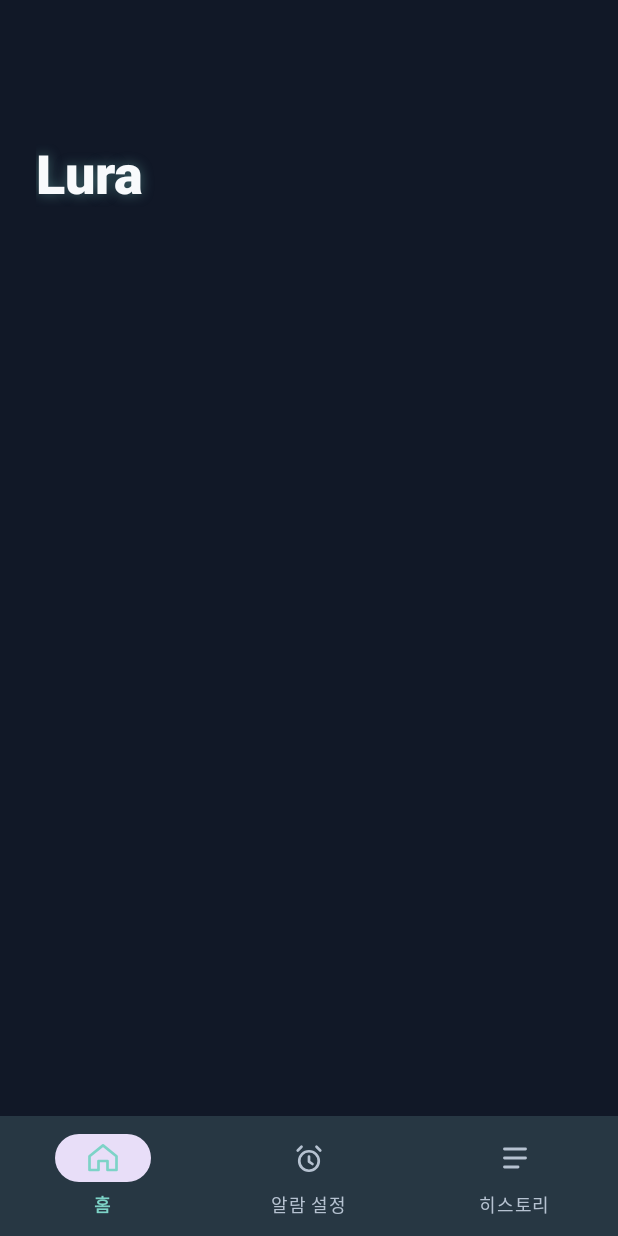
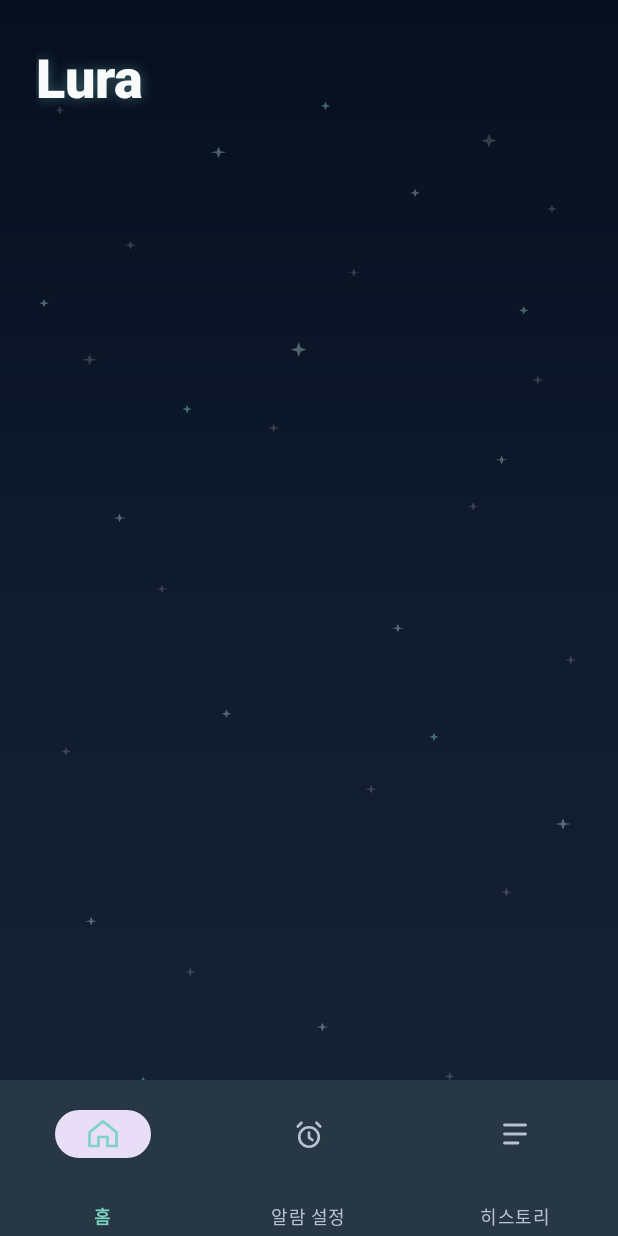
Before and after one commit to won1203/Lura, an Android app: the screen it shows after launch (MainActivity), on a phone screen of 412 x 824 dp. Run offline under Robolectric (Android 15) with nearby library versions, the light colour scheme and no system bars.

Commit message:
메인화면 UI 수정

```diff
--- a/app/src/main/java/com/example/lura/MainActivity.kt
+++ b/app/src/main/java/com/example/lura/MainActivity.kt
@@ -11,16 +11,12 @@ import androidx.core.content.ContextCompat
 import androidx.navigation.NavController
 import androidx.navigation.NavOptions
 import androidx.navigation.findNavController
-import androidx.navigation.ui.AppBarConfiguration
-import androidx.navigation.ui.navigateUp
-import androidx.navigation.ui.setupActionBarWithNavController
 import com.example.lura.alarm.AlarmAppVisibility
 import com.example.lura.databinding.ActivityMainBinding
 import com.google.android.material.bottomnavigation.BottomNavigationView
 
 class MainActivity : AppCompatActivity() {
 
-    private lateinit var appBarConfiguration: AppBarConfiguration
     private lateinit var binding: ActivityMainBinding
 
     override fun onCreate(savedInstanceState: Bundle?) {
@@ -29,17 +25,7 @@ class MainActivity : AppCompatActivity() {
         binding = ActivityMainBinding.inflate(layoutInflater)
         setContentView(binding.root)
 
-        setSupportActionBar(binding.toolbar)
-
         val navController = findNavController(R.id.nav_host_fragment_content_main)
-        appBarConfiguration = AppBarConfiguration(
-            setOf(
-                R.id.homeFragment,
-                R.id.alarmSetupFragment,
-                R.id.alarmHistoryFragment
-            )
-        )
-        setupActionBarWithNavController(navController, appBarConfiguration)
         setupBottomNavigation(navController)
         requestNotificationPermissionIfNeeded()
     }
@@ -52,12 +38,6 @@ class MainActivity : AppCompatActivity() {
     override fun onStop() {
         AlarmAppVisibility.onActivityStopped()
         super.onStop()
-    }
-
-    override fun onSupportNavigateUp(): Boolean {
-        val navController = findNavController(R.id.nav_host_fragment_content_main)
-        return navController.navigateUp(appBarConfiguration)
-                || super.onSupportNavigateUp()
     }
 
     private fun setupBottomNavigation(navController: NavController) {
--- /dev/null
+++ b/app/src/main/res/drawable/bg_home_night_sky.xml
@@ -0,0 +1,15 @@
+<?xml version="1.0" encoding="utf-8"?>
+<layer-list xmlns:android="http://schemas.android.com/apk/res/android">
+    <item>
+        <shape android:shape="rectangle">
+            <gradient
+                android:angle="270"
+                android:centerColor="#101B30"
+                android:endColor="#162234"
+                android:startColor="#070F1E"
+                android:type="linear" />
+        </shape>
+    </item>
+
+    <item android:drawable="@drawable/bg_home_star_field" />
+</layer-list>
--- /dev/null
+++ b/app/src/main/res/drawable/bg_home_star_field.xml
@@ -0,0 +1,22 @@
+<?xml version="1.0" encoding="utf-8"?>
+<vector xmlns:android="http://schemas.android.com/apk/res/android"
+    android:width="393dp"
+    android:height="852dp"
+    android:viewportWidth="393"
+    android:viewportHeight="852">
+
+    <path
+        android:fillAlpha="0.18"
+        android:fillColor="#FFFFFF"
+        android:pathData="M38,73 L39.1,75.6 L42,76 L39.1,76.4 L38,79 L36.9,76.4 L34,76 L36.9,75.6 Z M311,92 L312.3,95.7 L316,97 L312.3,98.3 L311,102 L309.7,98.3 L306,97 L309.7,95.7 Z M351,141 L351.8,143.2 L354,144 L351.8,144.8 L351,147 L350.2,144.8 L348,144 L350.2,143.2 Z M83,166 L84,168.5 L87,169 L84,169.5 L83,172 L82,169.5 L79,169 L82,168.5 Z M225,185 L226,187.6 L229,188 L226,188.4 L225,191 L224,188.4 L221,188 L224,187.6 Z M57,244 L58.2,247.3 L62,248 L58.2,248.7 L57,252 L55.8,248.7 L52,248 L55.8,247.3 Z M342,259 L343,261.5 L346,262 L343,262.5 L342,265 L341,262.5 L338,262 L341,261.5 Z M174,292 L175,294.5 L178,295 L175,295.5 L174,298 L173,295.5 L170,295 L173,294.5 Z M301,346 L302.1,348.6 L305,349 L302.1,349.4 L301,352 L299.9,349.4 L297,349 L299.9,348.6 Z M103,403 L104,405.5 L107,406 L104,406.5 L103,409 L102,406.5 L99,406 L102,405.5 Z M363,452 L364,454.5 L367,455 L364,455.5 L363,458 L362,455.5 L359,455 L362,454.5 Z M42,515 L42.8,517.2 L45,518 L42.8,518.8 L42,521 L41.2,518.8 L39,518 L41.2,517.2 Z M236,541 L237,543.5 L240,544 L237,544.5 L236,547 L235,544.5 L232,544 L235,543.5 Z M322,612 L323.1,614.6 L326,615 L323.1,615.4 L322,618 L320.9,615.4 L318,615 L320.9,614.6 Z M121,667 L122,669.5 L125,670 L122,670.5 L121,673 L120,670.5 L117,670 L120,669.5 Z M286,739 L286.8,741.2 L289,742 L286.8,742.8 L286,745 L285.2,742.8 L283,742 L285.2,741.2 Z" />
+
+    <path
+        android:fillAlpha="0.34"
+        android:fillColor="#D8FBFF"
+        android:pathData="M139,101 L140.2,104.3 L144,105 L140.2,105.7 L139,109 L137.8,105.7 L134,105 L137.8,104.3 Z M264,130 L264.8,132.2 L267,133 L264.8,133.8 L264,136 L263.2,133.8 L261,133 L263.2,132.2 Z M28,206 L28.8,208.2 L31,209 L28.8,209.8 L28,212 L27.2,209.8 L25,209 L27.2,208.2 Z M190,236 L191.3,239.7 L195,241 L191.3,242.3 L190,246 L188.7,242.3 L185,241 L188.7,239.7 Z M319,314 L320,316.5 L323,317 L320,317.5 L319,320 L318,317.5 L315,317 L318,316.5 Z M76,354 L77,356.5 L80,357 L77,357.5 L76,360 L75,357.5 L72,357 L75,356.5 Z M253,430 L254,432.5 L257,433 L254,433.5 L253,436 L252,433.5 L249,433 L252,432.5 Z M144,489 L144.8,491.2 L147,492 L144.8,492.8 L144,495 L143.2,492.8 L141,492 L143.2,491.2 Z M358,564 L359.2,567.3 L363,568 L359.2,568.7 L358,572 L356.8,568.7 L353,568 L356.8,567.3 Z M58,632 L59,634.5 L62,635 L59,635.5 L58,638 L57,635.5 L54,635 L57,634.5 Z M205,705 L206,707.5 L209,708 L206,708.5 L205,711 L204,708.5 L201,708 L204,707.5 Z" />
+
+    <path
+        android:fillAlpha="0.46"
+        android:fillColor="#7DD3C7"
+        android:pathData="M207,70 L207.8,72.2 L210,73 L207.8,73.8 L207,76 L206.2,73.8 L204,73 L206.2,72.2 Z M333,211 L333.8,213.2 L336,214 L333.8,214.8 L333,217 L332.2,214.8 L330,214 L332.2,213.2 Z M119,279 L119.8,281.2 L122,282 L119.8,282.8 L119,285 L118.2,282.8 L116,282 L118.2,281.2 Z M276,505 L276.8,507.2 L279,508 L276.8,508.8 L276,511 L275.2,508.8 L273,508 L275.2,507.2 Z M91,742 L91.8,744.2 L94,745 L91.8,745.8 L91,748 L90.2,745.8 L88,745 L90.2,744.2 Z" />
+</vector>
--- a/app/src/main/res/layout/activity_main.xml
+++ b/app/src/main/res/layout/activity_main.xml
@@ -1,27 +1,11 @@
 <?xml version="1.0" encoding="utf-8"?>
 <androidx.coordinatorlayout.widget.CoordinatorLayout xmlns:android="http://schemas.android.com/apk/res/android"
-    xmlns:app="http://schemas.android.com/apk/res-auto"
     xmlns:tools="http://schemas.android.com/tools"
     android:layout_width="match_parent"
     android:layout_height="match_parent"
+    android:background="@drawable/bg_home_night_sky"
     android:fitsSystemWindows="true"
     tools:context=".MainActivity">
-
-    <com.google.android.material.appbar.AppBarLayout
-        android:layout_width="match_parent"
-        android:layout_height="wrap_content"
-        android:background="@color/lura_background"
-        android:fitsSystemWindows="true">
-
-        <com.google.android.material.appbar.MaterialToolbar
-            android:id="@+id/toolbar"
-            android:layout_width="match_parent"
-            android:layout_height="?attr/actionBarSize"
-            android:background="@color/lura_background"
-            android:theme="@style/ThemeOverlay.Material3.Dark.ActionBar"
-            app:titleTextColor="@color/lura_text_primary" />
-
-    </com.google.android.material.appbar.AppBarLayout>
 
     <include layout="@layout/content_main" />
 
--- a/app/src/main/res/layout/content_main.xml
+++ b/app/src/main/res/layout/content_main.xml
@@ -2,8 +2,7 @@
 <androidx.constraintlayout.widget.ConstraintLayout xmlns:android="http://schemas.android.com/apk/res/android"
     xmlns:app="http://schemas.android.com/apk/res-auto"
     android:layout_width="match_parent"
-    android:layout_height="match_parent"
-    app:layout_behavior="@string/appbar_scrolling_view_behavior">
+    android:layout_height="match_parent">
 
     <fragment
         android:id="@+id/nav_host_fragment_content_main"
@@ -20,11 +19,17 @@
     <com.google.android.material.bottomnavigation.BottomNavigationView
         android:id="@+id/bottom_navigation"
         android:layout_width="0dp"
-        android:layout_height="wrap_content"
+        android:layout_height="@dimen/bottom_navigation_height"
         android:background="@color/lura_surface"
+        android:minHeight="@dimen/bottom_navigation_height"
+        app:itemPaddingBottom="@dimen/bottom_navigation_item_padding_bottom"
+        app:itemPaddingTop="@dimen/bottom_navigation_item_padding_top"
         app:itemIconTint="@color/bottom_navigation_item_color"
+        app:itemIconSize="@dimen/bottom_navigation_icon_size"
         app:itemRippleColor="@color/lura_chip_background"
         app:itemTextColor="@color/bottom_navigation_item_color"
+        app:itemTextAppearanceActive="@style/TextAppearance.Lura.BottomNavigation"
+        app:itemTextAppearanceInactive="@style/TextAppearance.Lura.BottomNavigation"
         app:labelVisibilityMode="labeled"
         app:layout_constraintBottom_toBottomOf="parent"
         app:layout_constraintEnd_toEndOf="parent"
--- a/app/src/main/res/layout/fragment_home.xml
+++ b/app/src/main/res/layout/fragment_home.xml
@@ -3,7 +3,7 @@
     xmlns:tools="http://schemas.android.com/tools"
     android:layout_width="match_parent"
     android:layout_height="match_parent"
-    android:background="@color/lura_background"
+    android:background="@android:color/transparent"
     android:fillViewport="true"
     tools:context=".HomeFragment">
 
--- a/app/src/main/res/values-v23/themes.xml
+++ b/app/src/main/res/values-v23/themes.xml
@@ -1,9 +1,8 @@
 <resources xmlns:tools="http://schemas.android.com/tools">
 
     <style name="Theme.Lura" parent="Base.Theme.Lura">
-        <!-- Transparent system bars for edge-to-edge. -->
-        <item name="android:navigationBarColor">@android:color/transparent</item>
-        <item name="android:statusBarColor">@android:color/transparent</item>
-        <item name="android:windowLightStatusBar">?attr/isLightTheme</item>
+        <item name="android:navigationBarColor">@color/lura_surface</item>
+        <item name="android:statusBarColor">@color/lura_background</item>
+        <item name="android:windowLightStatusBar">false</item>
     </style>
 </resources>
--- a/app/src/main/res/values/dimens.xml
+++ b/app/src/main/res/values/dimens.xml
@@ -1,3 +1,8 @@
 <resources>
+    <dimen name="bottom_navigation_height">104dp</dimen>
+    <dimen name="bottom_navigation_icon_size">24dp</dimen>
+    <dimen name="bottom_navigation_item_padding_top">20dp</dimen>
+    <dimen name="bottom_navigation_item_padding_bottom">8dp</dimen>
+    <dimen name="bottom_navigation_label_text_size">12sp</dimen>
     <dimen name="fab_margin">16dp</dimen>
 </resources>
--- a/app/src/main/res/values/themes.xml
+++ b/app/src/main/res/values/themes.xml
@@ -14,4 +14,8 @@
     </style>
 
     <style name="Theme.Lura" parent="Base.Theme.Lura" />
+
+    <style name="TextAppearance.Lura.BottomNavigation" parent="TextAppearance.MaterialComponents.Caption">
+        <item name="android:textSize">@dimen/bottom_navigation_label_text_size</item>
+    </style>
 </resources>
```
Also changed, not shown: app/src/main/java/com/example/lura/HomeFragment.kt (+15 -0 lines), app/src/main/res/drawable/bg_category_image_scrim.xml (added, +8 -0 lines), app/src/main/res/layout/item_sound_category.xml (+35 -5 lines), app/src/main/res/drawable-nodpi/bird.jpg (added), app/src/main/res/drawable-nodpi/fire.jpg (added), app/src/main/res/drawable-nodpi/wind.jpg (added), 2 other files.
